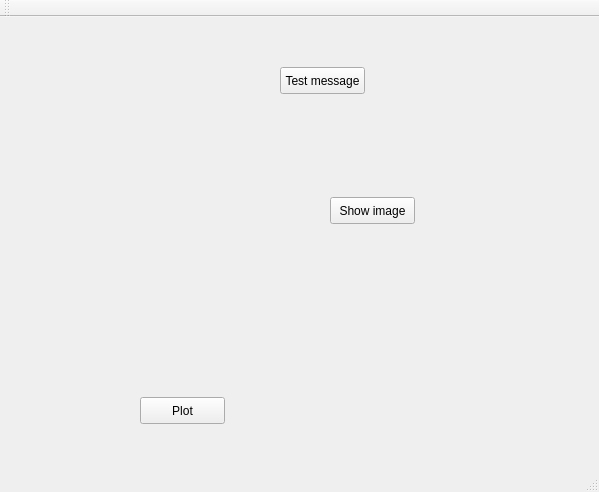
This is qt/WidgetTests/mainwindow.ui in neutronimaging/imagingsuite as Qt 5 draws it before an edit. The edited form follows.
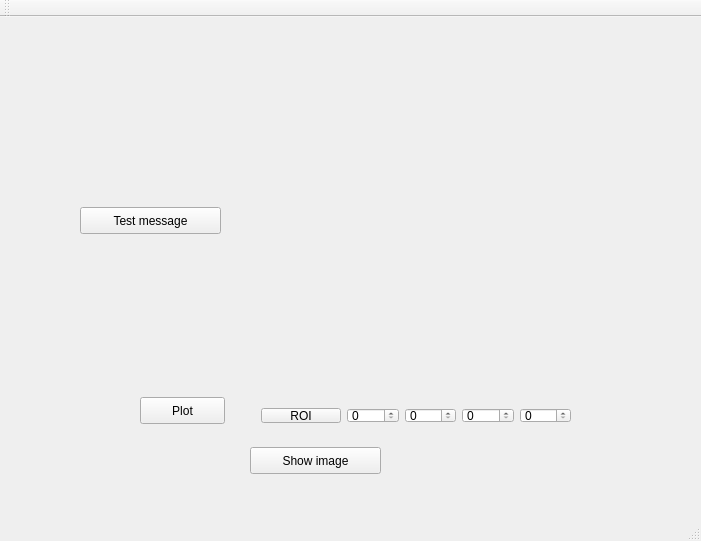
This is the edited form. Custom widgets are drawn as their Qt base class.

Commit message: First vesrion of module configurator widget

```diff
--- a/qt/WidgetTests/mainwindow.ui
+++ b/qt/WidgetTests/mainwindow.ui
@@ -6,8 +6,8 @@
    <rect>
     <x>0</x>
     <y>0</y>
-    <width>599</width>
-    <height>492</height>
+    <width>701</width>
+    <height>541</height>
    </rect>
   </property>
   <property name="windowTitle">
@@ -27,9 +27,9 @@
    <widget class="QPushButton" name="TestButton">
     <property name="geometry">
      <rect>
-      <x>280</x>
-      <y>50</y>
-      <width>85</width>
+      <x>80</x>
+      <y>190</y>
+      <width>141</width>
       <height>27</height>
      </rect>
     </property>
@@ -65,7 +65,7 @@
      <rect>
       <x>280</x>
       <y>220</y>
-      <width>181</width>
+      <width>271</width>
       <height>151</height>
      </rect>
     </property>
@@ -73,9 +73,9 @@
    <widget class="QPushButton" name="ShowImageButton">
     <property name="geometry">
      <rect>
-      <x>330</x>
-      <y>180</y>
-      <width>85</width>
+      <x>250</x>
+      <y>430</y>
+      <width>131</width>
       <height>27</height>
      </rect>
     </property>
@@ -83,6 +83,47 @@
      <string>Show image</string>
     </property>
    </widget>
+   <widget class="QWidget" name="layoutWidget">
+    <property name="geometry">
+     <rect>
+      <x>250</x>
+      <y>380</y>
+      <width>332</width>
+      <height>37</height>
+     </rect>
+    </property>
+    <layout class="QHBoxLayout" name="horizontalLayout">
+     <item>
+      <widget class="QPushButton" name="GetROIButton">
+       <property name="text">
+        <string>ROI</string>
+       </property>
+      </widget>
+     </item>
+     <item>
+      <widget class="QSpinBox" name="roi_x0"/>
+     </item>
+     <item>
+      <widget class="QSpinBox" name="roi_y0"/>
+     </item>
+     <item>
+      <widget class="QSpinBox" name="roi_x1"/>
+     </item>
+     <item>
+      <widget class="QSpinBox" name="roi_y1"/>
+     </item>
+    </layout>
+   </widget>
+   <widget class="ModuleChainConfiguratorWidget" name="ModuleConf" native="true">
+    <property name="geometry">
+     <rect>
+      <x>270</x>
+      <y>10</y>
+      <width>281</width>
+      <height>191</height>
+     </rect>
+    </property>
+   </widget>
   </widget>
   <widget class="QMenuBar" name="menuBar">
    <property name="geometry">
@@ -124,6 +165,12 @@
    <header location="global">imageviewerwidget.h</header>
    <container>1</container>
   </customwidget>
+  <customwidget>
+   <class>ModuleChainConfiguratorWidget</class>
+   <extends>QWidget</extends>
+   <header location="global">modulechainconfiguratorwidget.h</header>
+   <container>1</container>
+  </customwidget>
  </customwidgets>
  <resources/>
  <connections/>
```
Left out of the diff: 4 changed lines with no effect on the pictures. The commit also changes 34 other files.
